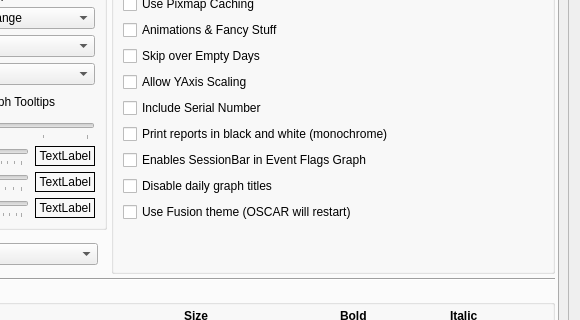
tomasohara/OSCAR-SQL, file oscar/preferencesdialog.ui: the form before one commit; both pictures show x 362 to 942 and y 136 to 456 of the 942 by 994 pixel window.
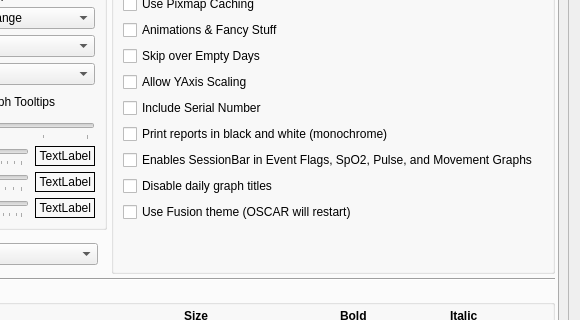
The form after the commit. The open tabs and pages were chosen to show the change. Icons and pictures are not drawn.

Commit message: Add session bar to SpO2/Pulse/Movement graphs; fix session bar on Event Flags

```diff
--- a/oscar/preferencesdialog.ui
+++ b/oscar/preferencesdialog.ui
@@ -3187,7 +3187,7 @@
                       <string>For multiple sessions, displays a thin gray line for each session at the top of the Event Flag graph.</string>
                      </property>
                      <property name="text">
-                      <string>Enables SessionBar in Event Flags Graph</string>
+                      <string>Enables SessionBar in Event Flags, SpO2, Pulse, and Movement Graphs</string>
                      </property>
                     </widget>
                    </item>
```
Left out of the diff: 2 changed lines with no effect on the pictures. The commit also changes 8 other files.
